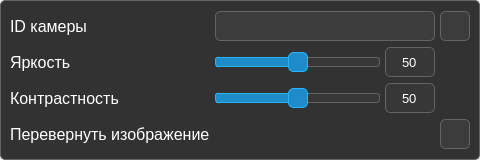
Before: the Qt Designer form src/ClientApp/Widgets/CameraSettings/CameraSettingsWidget.ui in PolarStarWalker/PolarUV-client, drawn with Qt 5.
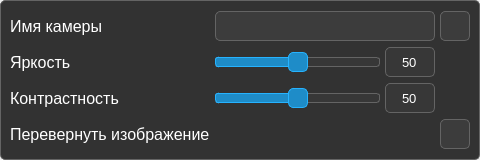
After: the same form once the commit is applied. Icons and pictures are not drawn.

```diff
--- a/src/ClientApp/Widgets/CameraSettings/CameraSettingsWidget.ui
+++ b/src/ClientApp/Widgets/CameraSettings/CameraSettingsWidget.ui
@@ -156,7 +156,7 @@
 background: transparent;</string>
         </property>
         <property name="text">
-         <string>ID камеры</string>
+         <string>Имя камеры</string>
         </property>
        </widget>
       </item>
```
Left out of the diff: 6 changed lines with no effect on the pictures.
